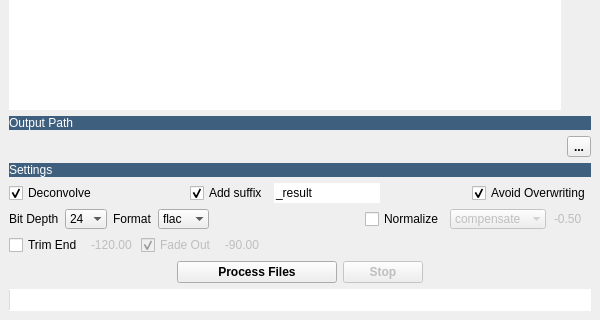
Qt form UI/ir_tool.ui (robotmitchum/ir_tool) before a commit; both pictures show x 0 to 600 and y 280 to 600 of the 600 by 600 pixel window.
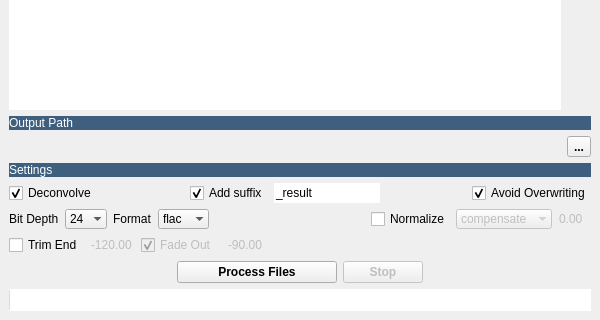
The same form after that commit.

Commit message: - It's now possible to save presets - Normalize mode "compensate" has now an amplification option - Minor refactoring and modifications

```diff
--- a/UI/ir_tool.ui
+++ b/UI/ir_tool.ui
@@ -488,10 +488,28 @@
        </widget>
       </item>
       <item>
+       <widget class="QWidget" name="normalize_wid" native="true">
+        <property name="enabled">
+         <bool>false</bool>
+        </property>
+        <layout class="QHBoxLayout" name="horizontalLayout_9">
+         <property name="spacing">
+          <number>0</number>
+         </property>
+         <property name="leftMargin">
+          <number>0</number>
+         </property>
+         <property name="topMargin">
+          <number>0</number>
+         </property>
+         <property name="rightMargin">
+          <number>0</number>
+         </property>
+         <property name="bottomMargin">
+          <number>0</number>
+         </property>
+         <item>
        <widget class="QComboBox" name="normalize_cmb">
-        <property name="enabled">
-         <bool>false</bool>
-        </property>
         <property name="minimumSize">
          <size>
           <width>96</width>
@@ -521,10 +539,7 @@
        </widget>
       </item>
       <item>
-       <widget class="QDoubleSpinBox" name="peak_db_dsb">
-        <property name="enabled">
-         <bool>false</bool>
-        </property>
+          <widget class="QDoubleSpinBox" name="normalize_amp_dsb">
         <property name="sizePolicy">
          <sizepolicy hsizetype="Fixed" vsizetype="Fixed">
           <horstretch>0</horstretch>
@@ -540,6 +555,9 @@
         <property name="frame">
          <bool>false</bool>
         </property>
+           <property name="alignment">
+            <set>Qt::AlignCenter</set>
+           </property>
         <property name="readOnly">
          <bool>false</bool>
         </property>
@@ -550,11 +568,14 @@
          <double>-96.000000000000000</double>
         </property>
         <property name="maximum">
+            <double>12.000000000000000</double>
+           </property>
+           <property name="value">
          <double>0.000000000000000</double>
         </property>
-        <property name="value">
-         <double>-0.500000000000000</double>
-        </property>
+          </widget>
+         </item>
+        </layout>
        </widget>
       </item>
      </layout>
@@ -656,6 +677,9 @@
         <property name="frame">
          <bool>false</bool>
         </property>
+        <property name="alignment">
+         <set>Qt::AlignCenter</set>
+        </property>
         <property name="readOnly">
          <bool>false</bool>
         </property>
```
Left out of the diff: 30 changed lines with no effect on the pictures. Lines whose indentation alone changed are shown as unchanged. The commit also changes 8 other files.
